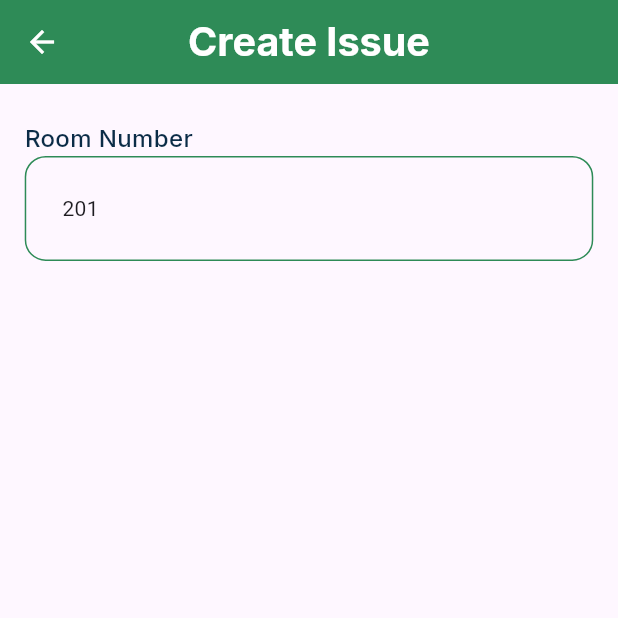
After one commit to Ab5ullah/Hostel-Management-System, a Flutter app: the HomeScreen screen opened directly, after a tap on an icon or button, on a phone screen of 412 x 824 dp, the top half of it. The commit adds this screen. Run offline on Flutter 3.47's test engine with Material 3 defaults, Android fonts, the phone set to English and light mode, and no system bars; our stand-ins replace flutter_screenutil, flutter_svg, google_fonts.

Commit message:
fourth commit

```diff
--- a/lib/common/app_bar.dart
+++ b/lib/common/app_bar.dart
@@ -0,0 +1,27 @@
+import 'package:flutter/material.dart';
+import 'package:flutter_screenutil/flutter_screenutil.dart';
+import 'package:hostel_management_system/theme/text_theme.dart';
+
+import '../theme/colors.dart';
+
+AppBar buildAppBar(BuildContext context, String? title) {
+  return AppBar(
+    centerTitle: true,
+    backgroundColor: AppColors.kGreenColor,
+    elevation: 0,
+    leading: IconButton(
+      onPressed: () {
+        Navigator.pop(context);
+      },
+      icon: const Icon(
+        Icons.arrow_back,
+        color: Colors.white,
+      ),
+    ),
+    title: Text(
+      title ?? "Registration",
+      style: AppTextTheme.kLabelStyle.copyWith(
+          fontSize: 24.sp, fontWeight: FontWeight.bold, color: Colors.white),
+    ),
+  );
+}
--- a/lib/features/auth/screens/register_screen.dart
+++ b/lib/features/auth/screens/register_screen.dart
@@ -289,8 +289,8 @@ class _RegisterScreenState extends State<RegisterScreen> {
                     buttonText: 'Register',
                     buttonColor: Colors.white,
                     onTap: () {
-                      print(selectedBlock);
-                      print(selectedRoom);
+                      // print(selectedBlock);
+                      // print(selectedRoom);
                       // if (_formkey.currentState!.validate()) {
 
                       // }
--- a/lib/features/auth/widgets/category_card.dart
+++ b/lib/features/auth/widgets/category_card.dart
@@ -3,10 +3,10 @@ import 'package:flutter_screenutil/flutter_screenutil.dart';
 import 'package:hostel_management_system/common/spacing.dart';
 
 class CategoryCard extends StatelessWidget {
-  String category;
-  String image;
-  VoidCallback onTap;
-  CategoryCard({
+  final String category;
+  final String image;
+  final VoidCallback onTap;
+  const CategoryCard({
     super.key,
     required this.category,
     required this.image,
@@ -18,7 +18,7 @@ class CategoryCard extends StatelessWidget {
     return InkWell(
       onTap: onTap,
       child: Container(
-        padding: EdgeInsets.all(14),
+        padding: const EdgeInsets.all(14),
         decoration: const ShapeDecoration(
           color: Colors.white,
           shape: RoundedRectangleBorder(
@@ -49,7 +49,7 @@ class CategoryCard extends StatelessWidget {
               category,
               textAlign: TextAlign.center,
               style: TextStyle(
-                color: Color(0xff333333),
+                color: const Color(0xff333333),
                 fontSize: 15.sp,
               ),
             ),
--- a/lib/home/screen/home_screen.dart
+++ b/lib/home/screen/home_screen.dart
@@ -4,6 +4,7 @@ import 'package:flutter_svg/flutter_svg.dart';
 import 'package:hostel_management_system/common/constant.dart';
 import 'package:hostel_management_system/common/spacing.dart';
 import 'package:hostel_management_system/features/auth/widgets/category_card.dart';
+import 'package:hostel_management_system/student/screens/create_issue_screen.dart';
 import 'package:hostel_management_system/theme/text_theme.dart';
 
 class HomeScreen extends StatefulWidget {
@@ -79,7 +80,7 @@ class _HomeScreenState extends State<HomeScreen> {
                           "Punkaj Parihar",
                           style: TextStyle(
                             fontWeight: FontWeight.w700,
-                            color: Color(0xff333333),
+                            color: const Color(0xff333333),
                             fontSize: 24.sp,
                           ),
                         ),
@@ -87,14 +88,14 @@ class _HomeScreenState extends State<HomeScreen> {
                         Text(
                           "Room No. 101",
                           style: TextStyle(
-                            color: Color(0xff333333),
+                            color: const Color(0xff333333),
                             fontSize: 15.sp,
                           ),
                         ),
                         Text(
                           "Block No. A",
                           style: TextStyle(
-                            color: Color(0xff333333),
+                            color: const Color(0xff333333),
                             fontSize: 15.sp,
                           ),
                         ),
@@ -103,7 +104,17 @@ class _HomeScreenState extends State<HomeScreen> {
                     widthSpacer(10),
                     Column(
                       children: [
-                        SvgPicture.asset(AppConstants.createIssue),
+                        InkWell(
+                            onTap: () {
+                              Navigator.push(
+                                context,
+                                MaterialPageRoute(
+                                  builder: (context) =>
+                                      const StudentCreateIssueScreen(),
+                                ),
+                              );
+                            },
+                            child: SvgPicture.asset(AppConstants.createIssue)),
                         Text(
                           "Create Issue",
                           style: TextStyle(
@@ -120,7 +131,7 @@ class _HomeScreenState extends State<HomeScreen> {
             heightSpacer(30),
             Container(
               width: double.maxFinite,
-              color: Color(0xff262eBb57),
+              color: const Color(0x262E8B57),
               child: Column(
                 crossAxisAlignment: CrossAxisAlignment.start,
                 children: [
@@ -131,7 +142,7 @@ class _HomeScreenState extends State<HomeScreen> {
                       "Categories",
                       style: TextStyle(
                         fontWeight: FontWeight.w700,
-                        color: Color(0xff333333),
+                        color: const Color(0xff333333),
                         fontSize: 19.sp,
                       ),
                     ),
--- /dev/null
+++ b/lib/student/screens/create_issue_screen.dart
@@ -0,0 +1,56 @@
+import 'package:flutter/material.dart';
+import 'package:flutter_screenutil/flutter_screenutil.dart';
+import 'package:hostel_management_system/common/app_bar.dart';
+import 'package:hostel_management_system/common/spacing.dart';
+import 'package:hostel_management_system/theme/text_theme.dart';
+
+class StudentCreateIssueScreen extends StatefulWidget {
+  const StudentCreateIssueScreen({super.key});
+
+  @override
+  State<StudentCreateIssueScreen> createState() => _CreateIssueScreenState();
+}
+
+class _CreateIssueScreenState extends State<StudentCreateIssueScreen> {
+  @override
+  Widget build(BuildContext context) {
+    return Scaffold(
+      appBar: buildAppBar(context, "Create Issue"),
+      body: Padding(
+        padding: EdgeInsets.symmetric(
+          horizontal: 15.w,
+          vertical: 10.h,
+        ),
+        child: Form(
+          child: Column(
+            crossAxisAlignment: CrossAxisAlignment.start,
+            children: [
+              heightSpacer(15),
+              Text(
+                "Room Number",
+                style: AppTextTheme.kLabelStyle,
+              ),
+              Container(
+                padding: const EdgeInsets.all(12),
+                width: double.maxFinite,
+                decoration: ShapeDecoration(
+                  shape: RoundedRectangleBorder(
+                    side: const BorderSide(
+                      width: 1,
+                      color: Color(0xff2e8b57),
+                    ),
+                    borderRadius: BorderRadius.circular(14),
+                  ),
+                ),
+                child: const Padding(
+                  padding: EdgeInsets.all(12.0),
+                  child: Text("201"),
+                ),
+              )
+            ],
+          ),
+        ),
+      ),
+    );
+  }
+}
```
